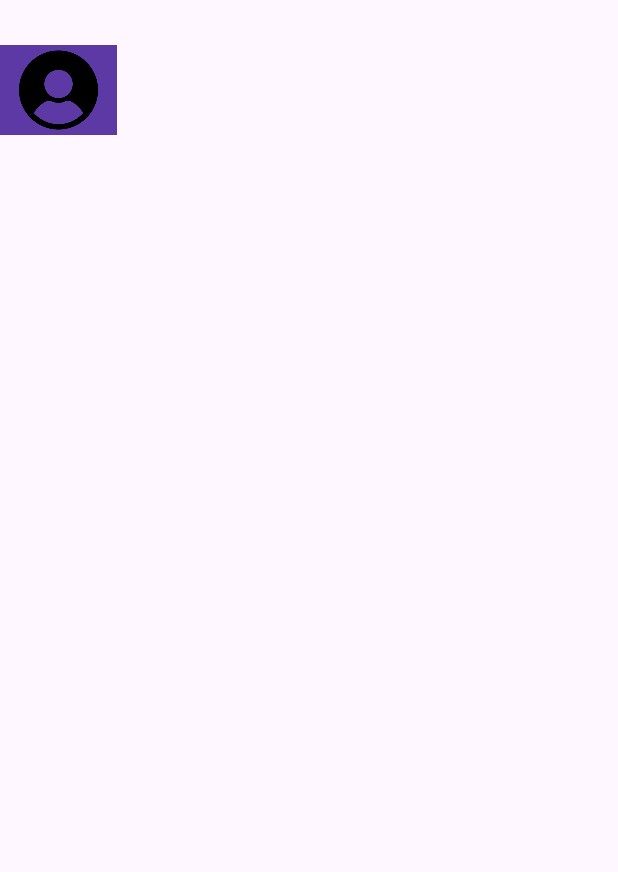
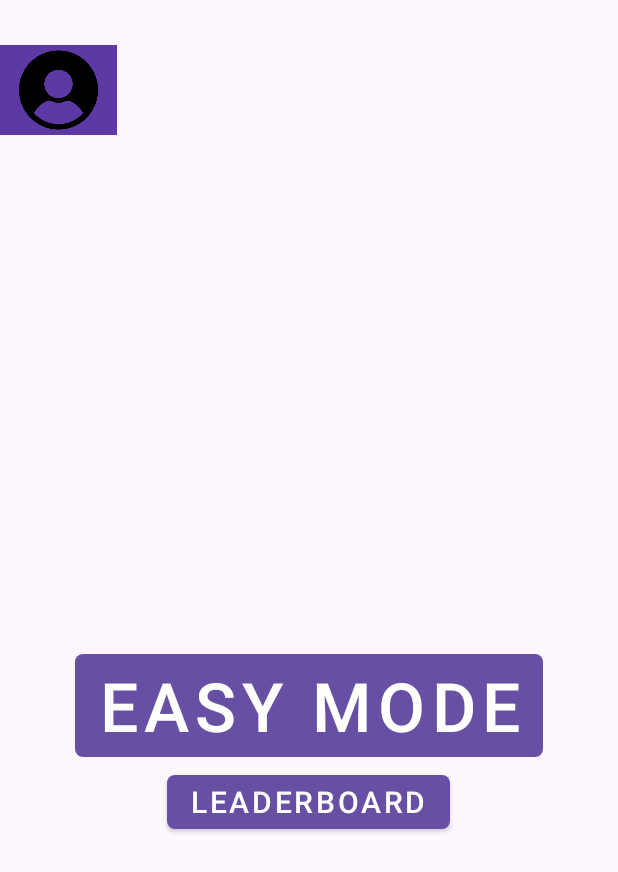
Before and after one commit to gimmeyahring/Finish_The_Drake_Lyric_Quiz, an Android app: the screen it shows after launch (QuizSelectActivity), after a tap on "DONE", on a phone screen of 412 x 824 dp. Shown: the top 872 px of the screen. Run offline under Robolectric (Android 15) with nearby library versions, the phone set to English and light mode, and no system bars.

Commit message:
finished my shared preference and design of second xml

```diff
--- a/app/src/main/java/org/baltimorecityschools/quizlgyrapp/MainActivity.java
+++ b/app/src/main/java/org/baltimorecityschools/quizlgyrapp/MainActivity.java
@@ -6,6 +6,7 @@ import android.os.Bundle;
 import android.view.View;
 import android.widget.Button;
 import android.widget.EditText;
+import android.widget.TextView;
 import android.widget.Toast;
 
 
@@ -17,10 +18,13 @@ public class MainActivity extends AppCompatActivity {
     SharedPreferences openPreference;
     final  String sharedPreferencesFile = "org.baltimorecityschools.donavansharepreferences.sp";
     final String FIRST_OPEN_KEY = "FIRSTOPEN";
+    final String USERNAME_KEY = "USERNAME";
 
     Button doneBTN;
     EditText enterUsername;
+    TextView usernameTV;
     String username;
+    SharedPreferences.Editor editor;
 
     @Override
     protected void onCreate(Bundle savedInstanceState) {
@@ -28,11 +32,14 @@ public class MainActivity extends AppCompatActivity {
         setContentView(R.layout.activity_main);
         enterUsername = (EditText) findViewById(R.id.setUsername);
         doneBTN = (Button) findViewById(R.id.donebut);
+        usernameTV = findViewById(R.id.usernametextview);
+        username = "User";
         openPreference = getSharedPreferences(sharedPreferencesFile, MODE_PRIVATE);
+        editor = openPreference.edit();
+
 
         if (openPreference.getBoolean(FIRST_OPEN_KEY, true)){
             enterUsername.setVisibility(View.VISIBLE);
-            SharedPreferences.Editor editor = openPreference.edit();
             editor.putBoolean(FIRST_OPEN_KEY, false);
             editor.apply();
 
@@ -40,6 +47,9 @@ public class MainActivity extends AppCompatActivity {
         }
         else {
             enterUsername.setVisibility(View.GONE);
+            username = openPreference.getString(USERNAME_KEY, "User");
+            usernameTV.setText("Welcome back " + username);
+            usernameTV.setVisibility(View.VISIBLE);
             doneBTN.setText("START");
 
         }
@@ -53,9 +63,11 @@ public class MainActivity extends AppCompatActivity {
                     username = "";
                     enterUsername.setText(username);
                 } else {
+                    username = enterUsername.getText().toString();
+                    editor.putString(USERNAME_KEY, username);
+                    editor.apply();
                     Intent leaveIntent;
                     leaveIntent = new Intent(MainActivity.this, QuizSelectActivity.class);
-                    leaveIntent.putExtra("usernameExtra", username);
                     startActivity(leaveIntent);
                 }
 
--- a/app/src/main/java/org/baltimorecityschools/quizlgyrapp/QuizSelectActivity.java
+++ b/app/src/main/java/org/baltimorecityschools/quizlgyrapp/QuizSelectActivity.java
@@ -1,7 +1,9 @@
 package org.baltimorecityschools.quizlgyrapp;
 
 import android.content.Intent;
+import android.content.SharedPreferences;
 import android.os.Bundle;
+import android.widget.TextView;
 
 
 import androidx.appcompat.app.AppCompatActivity;
@@ -9,14 +11,23 @@ import androidx.appcompat.app.AppCompatActivity;
 
 public class QuizSelectActivity extends AppCompatActivity {
 
+    final  String sharedPreferencesFile = "org.baltimorecityschools.donavansharepreferences.sp";
+    final String USERNAME_KEY = "USERNAME";
+    SharedPreferences openPreference;
     public String username;
+    TextView usernameTV;
+
 
     @Override
     protected void onCreate(Bundle savedInstanceState) {
         super.onCreate(savedInstanceState);
         setContentView(R.layout.activity_quiz_select);
-        Intent intent = getIntent();
-        username = intent.getStringExtra(username);
+        usernameTV = findViewById(R.id.usernametext);
+        openPreference = getSharedPreferences(sharedPreferencesFile, MODE_PRIVATE);
+        username = openPreference.getString(USERNAME_KEY, "User");
+        usernameTV.setText(username);
+
+
 
     }
 }
--- a/app/src/main/res/layout/activity_quiz_select.xml
+++ b/app/src/main/res/layout/activity_quiz_select.xml
@@ -12,7 +12,7 @@
     <LinearLayout
         android:layout_width="match_parent"
         android:layout_height="60sp"
-        android:gravity="left"
+        android:gravity="start"
         android:orientation="horizontal">
 
         <ImageView
@@ -20,7 +20,11 @@
             android:layout_height="match_parent"
             android:background="@color/purple2"
             android:contentDescription="Username logo"
-            android:src="@drawable/usernamepic" />
+            android:src="@drawable/usernamepic"
+            />
+        <View
+            android:layout_width="10sp"
+            android:layout_height="match_parent"/>
 
         <TextView
             android:layout_width="wrap_content"
@@ -29,22 +33,45 @@
             android:textSize="43sp"
             android:textStyle="bold"
             android:id="@+id/usernametext"
+            android:visibility="visible"
             />
 
     </LinearLayout>
 
     <ScrollView
         android:layout_width="match_parent"
-        android:layout_height="wrap_content">
+        android:layout_height="match_parent">
 
         <LinearLayout
             android:layout_width="match_parent"
             android:layout_height="match_parent"
-            android:orientation="vertical">
+            android:orientation="vertical"
+            android:gravity="center"
+            android:layout_gravity="center">
 
             <View
                 android:layout_width="match_parent"
-                android:layout_height="35sp"/>
+                android:layout_height="75sp"/>
+
+            <Button
+                android:layout_width="wrap_content"
+                android:layout_height="wrap_content"
+                android:text="EASY MODE"
+                android:textSize="45sp"
+                style="@style/SquareButton"
+                android:gravity="center"
+                android:layout_gravity="center"
+                />
+            <Button
+                android:layout_width="wrap_content"
+                android:layout_height="wrap_content"
+                android:text="LEADERBOARD"
+                android:textSize="20sp"
+                style="@style/SquareButton"
+                android:gravity="center"
+                android:layout_gravity="center"
+                />
+
 
 
 
```
Also changed, not shown: 13 other files.
